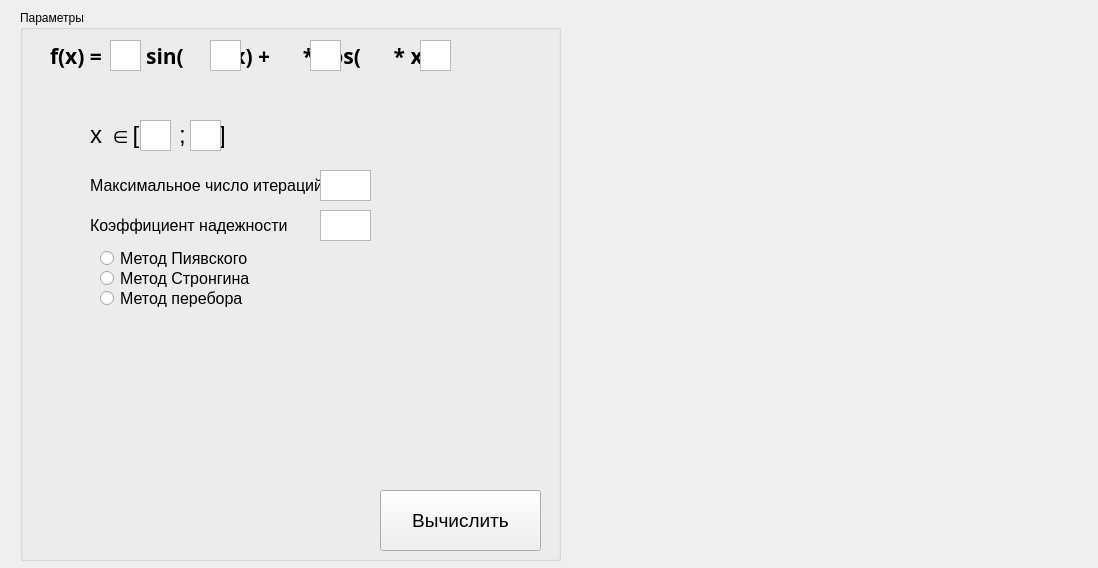
Before: the Qt Designer form gui/gui.ui in Dynamic-Optimization-Tools/DOL, drawn with Qt 5.
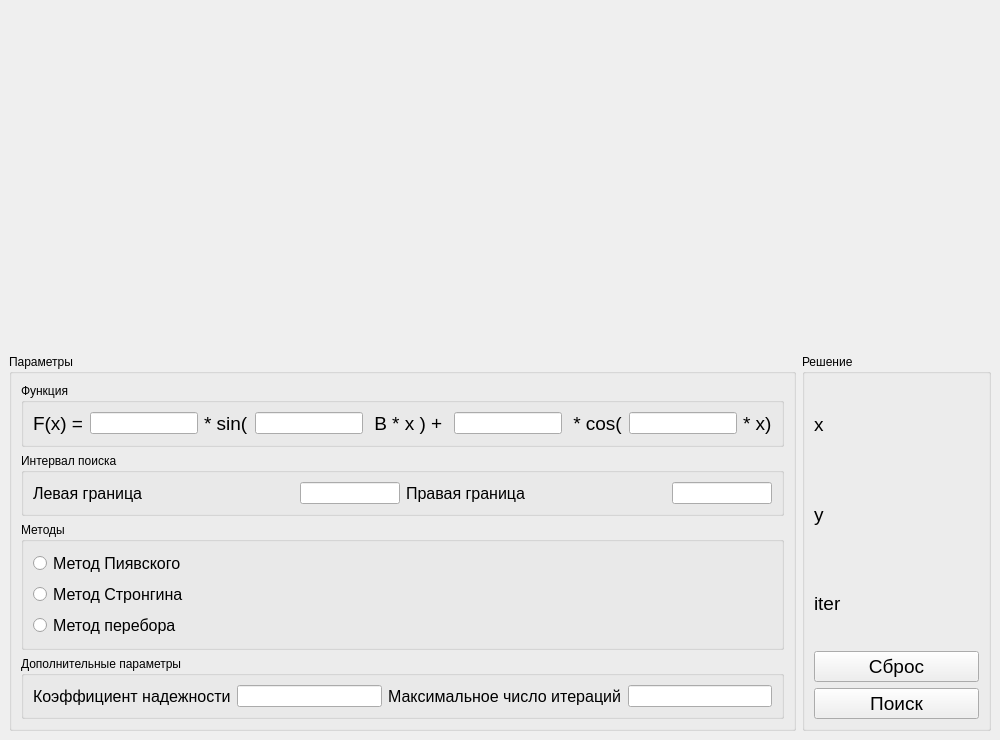
After: the same form once the commit is applied. Custom widgets are drawn as their Qt base class.

Patch:
```diff
--- a/gui/gui.ui
+++ b/gui/gui.ui
@@ -6,8 +6,8 @@
    <rect>
     <x>0</x>
     <y>0</y>
-    <width>1098</width>
-    <height>568</height>
+    <width>1000</width>
+    <height>740</height>
    </rect>
   </property>
   <property name="sizePolicy">
@@ -16,6 +16,18 @@
     <verstretch>0</verstretch>
    </sizepolicy>
   </property>
+  <property name="minimumSize">
+   <size>
+    <width>1000</width>
+    <height>740</height>
+   </size>
+  </property>
+  <property name="maximumSize">
+   <size>
+    <width>1920</width>
+    <height>1080</height>
+   </size>
+  </property>
   <property name="windowTitle">
    <string>Dynamic optimisation tool</string>
   </property>
@@ -23,236 +35,235 @@
    <bool>false</bool>
   </property>
   <widget class="QWidget" name="centralwidget">
+   <layout class="QGridLayout" name="gridLayout">
+    <item row="0" column="0" colspan="3">
+     <widget class="MplWidget" name="MplWidget" native="true"/>
+    </item>
+    <item row="1" column="2">
+     <widget class="QGroupBox" name="groupBox_2">
+      <property name="title">
+       <string>Решение</string>
+      </property>
+      <layout class="QVBoxLayout" name="verticalLayout">
+       <item>
+        <widget class="QLabel" name="solutionX">
+         <property name="font">
+          <font>
+           <pointsize>14</pointsize>
+          </font>
+         </property>
+         <property name="text">
+          <string>x</string>
+         </property>
+        </widget>
+       </item>
+       <item>
+        <widget class="QLabel" name="solutionY">
+         <property name="font">
+          <font>
+           <pointsize>14</pointsize>
+          </font>
+         </property>
+         <property name="text">
+          <string>y</string>
+         </property>
+        </widget>
+       </item>
+       <item>
+        <widget class="QLabel" name="solutionIterCount">
+         <property name="font">
+          <font>
+           <pointsize>14</pointsize>
+          </font>
+         </property>
+         <property name="text">
+          <string>iter</string>
+         </property>
+        </widget>
+       </item>
+       <item>
+        <widget class="QPushButton" name="pushButtonClear">
+         <property name="font">
+          <font>
+           <family>Arial</family>
+           <pointsize>14</pointsize>
+          </font>
+         </property>
+         <property name="cursor">
+          <cursorShape>PointingHandCursor</cursorShape>
+         </property>
+         <property name="text">
+          <string>Сброс</string>
+         </property>
+        </widget>
+       </item>
+       <item>
+        <widget class="QPushButton" name="pushButtonCalculate">
+         <property name="font">
+          <font>
+           <family>Arial</family>
+           <pointsize>14</pointsize>
+          </font>
+         </property>
+         <property name="cursor">
+          <cursorShape>PointingHandCursor</cursorShape>
+         </property>
+         <property name="text">
+          <string>Поиск</string>
+         </property>
+        </widget>
+       </item>
+      </layout>
+     </widget>
+    </item>
+    <item row="1" column="0" colspan="2">
    <widget class="QGroupBox" name="groupBox">
-    <property name="geometry">
-     <rect>
-      <x>20</x>
-      <y>10</y>
-      <width>541</width>
-      <height>551</height>
-     </rect>
-    </property>
     <property name="title">
      <string>Параметры</string>
     </property>
-    <widget class="QLabel" name="labelFunc">
-     <property name="geometry">
-      <rect>
-       <x>30</x>
-       <y>30</y>
-       <width>471</width>
-       <height>31</height>
-      </rect>
-     </property>
+      <layout class="QVBoxLayout" name="verticalLayout_3">
+       <item>
+        <widget class="QGroupBox" name="groupBox_5">
+         <property name="title">
+          <string>Функция</string>
+         </property>
+         <layout class="QHBoxLayout" name="horizontalLayout_2">
+          <item>
+           <widget class="QLabel" name="label_4">
      <property name="font">
       <font>
-       <family>Arial Black</family>
-       <pointsize>16</pointsize>
-       <weight>75</weight>
-       <bold>true</bold>
-      </font>
-     </property>
-     <property name="layoutDirection">
-      <enum>Qt::LeftToRight</enum>
-     </property>
+              <pointsize>14</pointsize>
+             </font>
+            </property>
      <property name="text">
-      <string>f(x) =     * sin(      * x) +      * cos(      * x)</string>
-     </property>
-    </widget>
-    <widget class="QPlainTextEdit" name="funcParamA">
-     <property name="geometry">
-      <rect>
-       <x>90</x>
-       <y>30</y>
-       <width>31</width>
-       <height>31</height>
-      </rect>
-     </property>
+             <string>F(x) =</string>
+            </property>
+           </widget>
+          </item>
+          <item>
+           <widget class="QLineEdit" name="funcParamA"/>
+          </item>
+          <item>
+           <widget class="QLabel" name="label_5">
      <property name="font">
       <font>
-       <family>Arial</family>
-       <pointsize>12</pointsize>
-      </font>
-     </property>
-    </widget>
-    <widget class="QPlainTextEdit" name="funcParamB">
-     <property name="geometry">
-      <rect>
-       <x>190</x>
-       <y>30</y>
-       <width>31</width>
-       <height>31</height>
-      </rect>
-     </property>
-     <property name="font">
-      <font>
-       <family>Arial</family>
-       <pointsize>12</pointsize>
-      </font>
-     </property>
-    </widget>
-    <widget class="QPlainTextEdit" name="funcParamC">
-     <property name="geometry">
-      <rect>
-       <x>290</x>
-       <y>30</y>
-       <width>31</width>
-       <height>31</height>
-      </rect>
-     </property>
+              <pointsize>14</pointsize>
+             </font>
+            </property>
+            <property name="text">
+             <string>* sin(</string>
+            </property>
+           </widget>
+          </item>
+          <item>
+           <widget class="QLineEdit" name="funcParamB"/>
+          </item>
+          <item>
+           <widget class="QLabel" name="label_6">
      <property name="font">
       <font>
-       <family>Arial</family>
-       <pointsize>12</pointsize>
-      </font>
-     </property>
-    </widget>
-    <widget class="QPlainTextEdit" name="funcParamD">
-     <property name="geometry">
-      <rect>
-       <x>400</x>
-       <y>30</y>
-       <width>31</width>
-       <height>31</height>
-      </rect>
-     </property>
-     <property name="font">
-      <font>
-       <family>Arial</family>
-       <pointsize>12</pointsize>
-      </font>
-     </property>
-    </widget>
-    <widget class="QLabel" name="labelIter">
-     <property name="geometry">
-      <rect>
-       <x>70</x>
-       <y>160</y>
-       <width>231</width>
-       <height>31</height>
-      </rect>
-     </property>
+              <pointsize>14</pointsize>
+             </font>
+            </property>
+            <property name="text">
+             <string> B * x ) + </string>
+            </property>
+           </widget>
+          </item>
+          <item>
+           <widget class="QLineEdit" name="funcParamC"/>
+          </item>
+          <item>
+           <widget class="QLabel" name="label_8">
      <property name="font">
       <font>
-       <family>Arial</family>
-       <pointsize>12</pointsize>
+              <pointsize>14</pointsize>
       </font>
      </property>
      <property name="text">
-      <string>Максимальное число итераций</string>
-     </property>
-    </widget>
-    <widget class="QPlainTextEdit" name="maxIterCount">
-     <property name="geometry">
-      <rect>
-       <x>300</x>
-       <y>160</y>
-       <width>51</width>
-       <height>31</height>
-      </rect>
-     </property>
+             <string> * cos(</string>
+            </property>
+           </widget>
+          </item>
+          <item>
+           <widget class="QLineEdit" name="funcParamD"/>
+          </item>
+          <item>
+           <widget class="QLabel" name="label_9">
      <property name="font">
       <font>
-       <family>Arial</family>
-       <pointsize>12</pointsize>
-      </font>
-     </property>
-    </widget>
-    <widget class="QLabel" name="labelInterval">
-     <property name="geometry">
-      <rect>
-       <x>70</x>
-       <y>110</y>
-       <width>171</width>
-       <height>31</height>
-      </rect>
-     </property>
-     <property name="font">
-      <font>
-       <family>Arial</family>
-       <pointsize>18</pointsize>
-      </font>
-     </property>
+              <pointsize>14</pointsize>
+             </font>
+            </property>
      <property name="text">
-      <string>x ∈[      ;     ]</string>
-     </property>
-    </widget>
-    <widget class="QPlainTextEdit" name="funcParamRightB">
-     <property name="geometry">
-      <rect>
-       <x>170</x>
-       <y>110</y>
-       <width>31</width>
-       <height>31</height>
-      </rect>
-     </property>
-     <property name="font">
-      <font>
-       <family>Arial</family>
-       <pointsize>12</pointsize>
-      </font>
-     </property>
-    </widget>
-    <widget class="QPlainTextEdit" name="funcParamLeftB">
-     <property name="geometry">
-      <rect>
-       <x>120</x>
-       <y>110</y>
-       <width>31</width>
-       <height>31</height>
-      </rect>
-     </property>
+             <string>* x)</string>
+            </property>
+           </widget>
+          </item>
+         </layout>
+        </widget>
+       </item>
+       <item>
+        <widget class="QGroupBox" name="groupBox_6">
+         <property name="title">
+          <string>Интервал поиска</string>
+         </property>
+         <layout class="QHBoxLayout" name="horizontalLayout_3">
+          <item>
+           <widget class="QLabel" name="label_7">
      <property name="font">
       <font>
-       <family>Arial</family>
        <pointsize>12</pointsize>
       </font>
      </property>
-    </widget>
-    <widget class="QPlainTextEdit" name="r">
-     <property name="geometry">
-      <rect>
-       <x>300</x>
-       <y>200</y>
-       <width>51</width>
-       <height>31</height>
-      </rect>
-     </property>
-     <property name="font">
-      <font>
-       <family>Arial</family>
-       <pointsize>12</pointsize>
-      </font>
-     </property>
-    </widget>
-    <widget class="QLabel" name="labelR">
-     <property name="geometry">
-      <rect>
-       <x>70</x>
-       <y>200</y>
-       <width>231</width>
-       <height>31</height>
-      </rect>
-     </property>
+            <property name="text">
+             <string>Левая граница</string>
+            </property>
+           </widget>
+          </item>
+          <item>
+           <widget class="QLineEdit" name="funcParamLeftB">
+            <property name="maximumSize">
+             <size>
+              <width>100</width>
+              <height>16777215</height>
+             </size>
+            </property>
+           </widget>
+          </item>
+          <item>
+           <widget class="QLabel" name="label_10">
      <property name="font">
       <font>
-       <family>Arial</family>
        <pointsize>12</pointsize>
       </font>
      </property>
      <property name="text">
-      <string>Коэффициент надежности</string>
-     </property>
-    </widget>
+             <string>Правая граница</string>
+            </property>
+           </widget>
+          </item>
+          <item>
+           <widget class="QLineEdit" name="funcParamRightB">
+            <property name="maximumSize">
+             <size>
+              <width>100</width>
+              <height>16777215</height>
+             </size>
+            </property>
+           </widget>
+          </item>
+         </layout>
+        </widget>
+       </item>
+       <item>
+        <widget class="QGroupBox" name="groupBox_3">
+         <property name="title">
+          <string>Методы</string>
+         </property>
+         <layout class="QVBoxLayout" name="verticalLayout_2">
+          <item>
     <widget class="QRadioButton" name="radioButtonPiyavsky">
-     <property name="geometry">
-      <rect>
-       <x>80</x>
-       <y>240</y>
-       <width>151</width>
-       <height>17</height>
-      </rect>
-     </property>
      <property name="font">
       <font>
        <family>Arial</family>
@@ -263,15 +274,9 @@
       <string>Метод Пиявского</string>
      </property>
     </widget>
+          </item>
+          <item>
     <widget class="QRadioButton" name="radioButtonStrongin">
-     <property name="geometry">
-      <rect>
-       <x>80</x>
-       <y>260</y>
-       <width>151</width>
-       <height>17</height>
-      </rect>
-     </property>
      <property name="font">
       <font>
        <family>Arial</family>
@@ -282,15 +287,9 @@
       <string>Метод Стронгина</string>
      </property>
     </widget>
+          </item>
+          <item>
     <widget class="QRadioButton" name="radioButtonBrutforce">
-     <property name="geometry">
-      <rect>
-       <x>80</x>
-       <y>280</y>
-       <width>151</width>
-       <height>17</height>
-      </rect>
-     </property>
      <property name="font">
       <font>
        <family>Arial</family>
@@ -301,56 +300,55 @@
       <string>Метод перебора</string>
      </property>
     </widget>
-    <widget class="QPushButton" name="pushButtonCalculate">
-     <property name="geometry">
-      <rect>
-       <x>360</x>
-       <y>480</y>
-       <width>161</width>
-       <height>61</height>
-      </rect>
-     </property>
+          </item>
+         </layout>
+        </widget>
+       </item>
+       <item>
+        <widget class="QGroupBox" name="groupBox_4">
+         <property name="title">
+          <string>Дополнительные параметры</string>
+         </property>
+         <layout class="QHBoxLayout" name="horizontalLayout">
+          <item>
+           <widget class="QLabel" name="labelR">
      <property name="font">
       <font>
        <family>Arial</family>
-       <pointsize>14</pointsize>
-      </font>
-     </property>
-     <property name="cursor">
-      <cursorShape>PointingHandCursor</cursorShape>
-     </property>
+              <pointsize>12</pointsize>
+             </font>
+            </property>
+            <property name="text">
+             <string>Коэффициент надежности</string>
+            </property>
+           </widget>
+          </item>
+          <item>
+           <widget class="QLineEdit" name="r"/>
+          </item>
+          <item>
+           <widget class="QLabel" name="labelIter">
+            <property name="font">
+             <font>
+              <family>Arial</family>
+              <pointsize>12</pointsize>
+             </font>
+            </property>
      <property name="text">
-      <string>Вычислить</string>
-     </property>
-    </widget>
-    <zorder>labelInterval</zorder>
-    <zorder>labelFunc</zorder>
-    <zorder>funcParamA</zorder>
-    <zorder>funcParamB</zorder>
-    <zorder>funcParamC</zorder>
-    <zorder>funcParamD</zorder>
-    <zorder>labelIter</zorder>
-    <zorder>maxIterCount</zorder>
-    <zorder>funcParamRightB</zorder>
-    <zorder>funcParamLeftB</zorder>
-    <zorder>horizontalSpacer</zorder>
-    <zorder>r</zorder>
-    <zorder>labelR</zorder>
-    <zorder>radioButtonPiyavsky</zorder>
-    <zorder>radioButtonStrongin</zorder>
-    <zorder>radioButtonBrutforce</zorder>
-    <zorder>pushButtonCalculate</zorder>
-   </widget>
-   <widget class="MplWidget" name="MplWidget" native="true">
-    <property name="geometry">
-     <rect>
-      <x>580</x>
-      <y>20</y>
-      <width>511</width>
-      <height>541</height>
-     </rect>
-    </property>
-   </widget>
+             <string>Максимальное число итераций</string>
+            </property>
+           </widget>
+          </item>
+          <item>
+           <widget class="QLineEdit" name="maxIterCount"/>
+          </item>
+         </layout>
+        </widget>
+       </item>
+      </layout>
+     </widget>
+    </item>
+   </layout>
   </widget>
  </widget>
  <customwidgets>
```
Left out of the diff: 2 changed lines with no effect on the pictures. Lines whose indentation alone changed are shown as unchanged.
